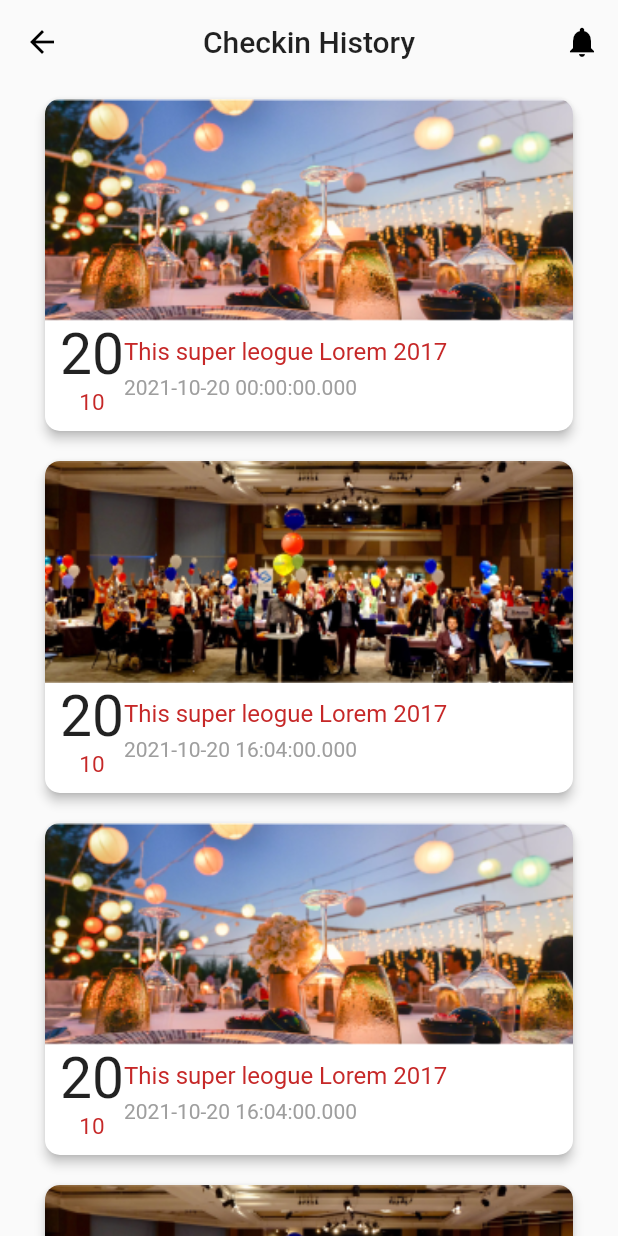
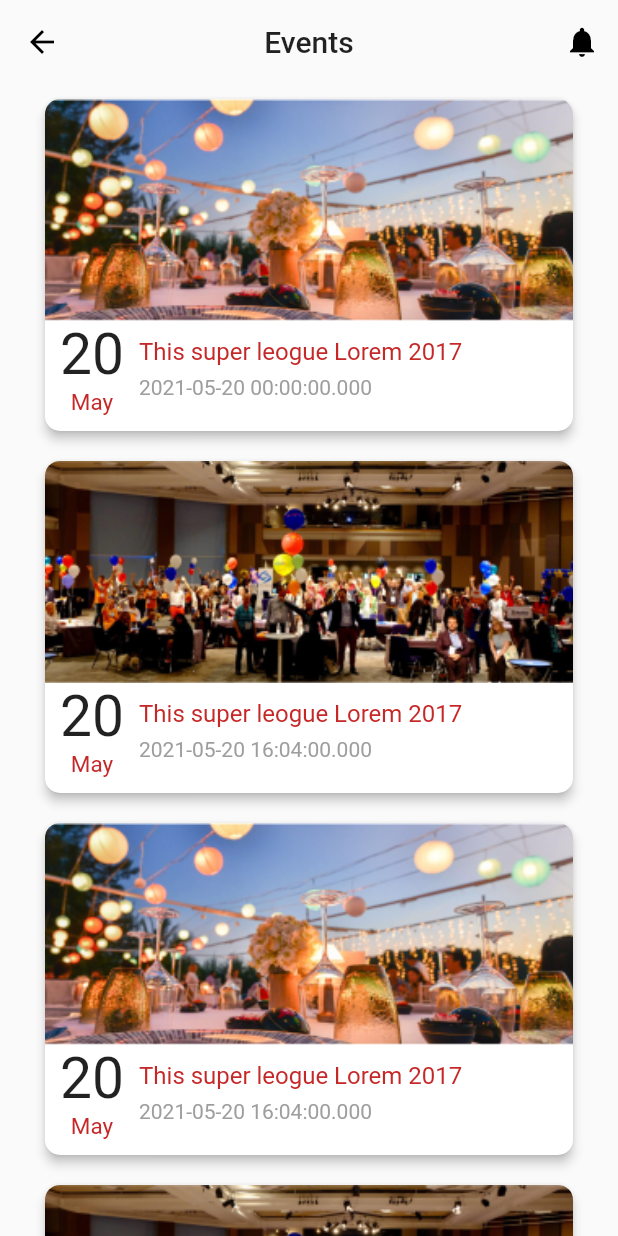
Before and after one commit to alche2014/chat_flutter_002, a Flutter app: the Events screen opened directly, on a phone screen of 412 x 824 dp. Run offline on Flutter 3.47's test engine with Material 2 defaults, Android fonts, the phone set to English and light mode, and no system bars; our stand-ins replace grouped_list, percent_indicator; missing offline and left inert: dart:ffi.

Commit message:
date format correction

```diff
--- a/lib/HR_app/Screens/Events/Components/events_card.dart
+++ b/lib/HR_app/Screens/Events/Components/events_card.dart
@@ -1,4 +1,5 @@
 import 'package:flutter/material.dart';
+import 'package:intl/intl.dart';
 
 class EventCard extends StatelessWidget {
   EventCard({this.text, this.date, this.image});
@@ -42,11 +43,12 @@ class EventCard extends StatelessWidget {
                           date.day.toString(),
                           style: TextStyle(fontSize: 38),
                         ),
-                        Text(date.month.toString(),
+                        Text(DateFormat.MMM().format(date).toString(),
                             style: TextStyle(
                                 color: Colors.red[800], fontSize: 15)),
                       ],
                     ),
+                    SizedBox(width: 10),
                     Column(
                       crossAxisAlignment: CrossAxisAlignment.start,
                       children: [
@@ -58,7 +60,7 @@ class EventCard extends StatelessWidget {
                           ),
                         ),
                         SizedBox(height: 6),
-                        Text(date.toString(),//'16:04 20/10/2021',
+                        Text(date.toString(), //'16:04 20/10/2021',
                             style: TextStyle(color: Colors.grey)),
                       ],
                     ),
--- a/lib/HR_app/Screens/Events/Components/model.dart
+++ b/lib/HR_app/Screens/Events/Components/model.dart
@@ -1,32 +1,35 @@
 import 'package:chatapp/HR_app/Screens/Events/Components/events_card.dart';
 import 'package:flutter/material.dart';
-
-
+import 'package:intl/intl.dart';
 
 List myevents = [
   EventCard(
     text: 'This super leogue Lorem 2017',
-    date: DateTime(2021, 10, 20,),
+    date: DateTime(
+      2021,
+      05,
+      20,
+    ),
     image: 'assets/images/event_pic.png',
   ),
   EventCard(
     text: 'This super leogue Lorem 2017',
-    date: DateTime(2021, 10, 20, 16, 04),
+    date: DateTime(2021, 05, 20, 16, 04),
     image: 'assets/images/event_pic1.png',
   ),
   EventCard(
     text: 'This super leogue Lorem 2017',
-    date: DateTime(2021, 10, 20, 16, 04),
+    date: DateTime(2021, 05, 20, 16, 04),
     image: 'assets/images/event_pic.png',
   ),
   EventCard(
     text: 'This super leogue Lorem 2017',
-    date: DateTime(2021, 10, 20, 16, 04),
+    date: DateTime(2021, 05, 20, 16, 04),
     image: 'assets/images/event_pic1.png',
   ),
   EventCard(
     text: 'This super leogue Lorem 2017',
-    date: DateTime(2021, 10, 20, 16, 04),
+    date: DateTime(2021, 05, 20, 16, 04),
     image: 'assets/images/event_pic.png',
   ),
 ];
--- a/lib/HR_app/Screens/Events/screen_events.dart
+++ b/lib/HR_app/Screens/Events/screen_events.dart
@@ -9,7 +9,7 @@ class Events extends StatelessWidget {
       appBar: AppBar(
         centerTitle: true,
         title: Text(
-          'Checkin History',
+          'Events',
         ),
         backgroundColor: Colors.transparent,
         elevation: 0,
```
